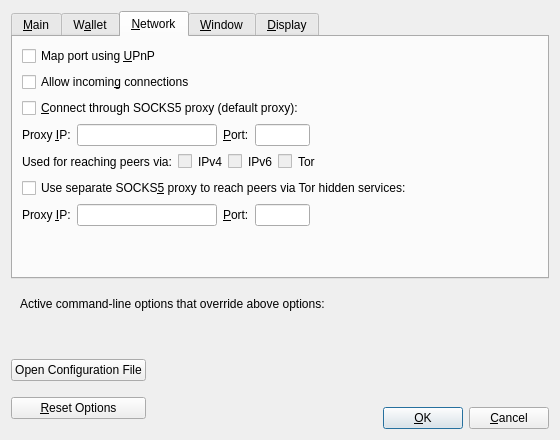
xCryptoCash/veles, file src/qt/forms/optionsdialog.ui: the form before one commit.
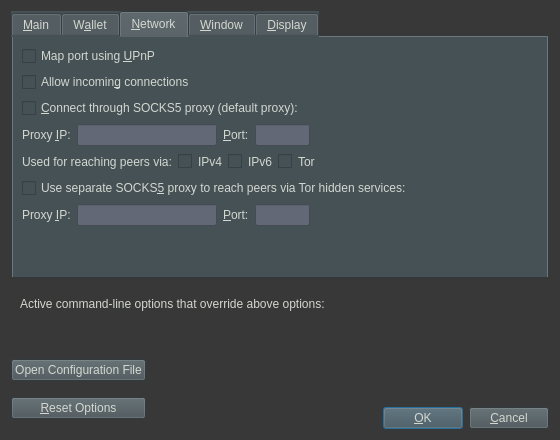
The form after the commit. The open tabs and pages were chosen to show the change. Custom widgets are drawn as their Qt base class.

What changed in the file:
```diff
--- a/src/qt/forms/optionsdialog.ui
+++ b/src/qt/forms/optionsdialog.ui
@@ -13,12 +13,22 @@
   <property name="windowTitle">
    <string>Options</string>
   </property>
+  <property name="styleSheet">
+   <string notr="true">background-color:rgb(56, 56, 56);;
+color:rgb(211, 215, 207);
+font: 75 12pt &quot;Uroob&quot;;</string>
+  </property>
   <property name="modal">
    <bool>true</bool>
   </property>
   <layout class="QVBoxLayout" name="verticalLayout">
    <item>
     <widget class="QTabWidget" name="tabWidget">
+     <property name="styleSheet">
+      <string notr="true">background-color:rgb(70, 81, 86);
+color:rgb(211, 215, 207);
+font: 75 12pt &quot;Uroob&quot;;</string>
+     </property>
      <property name="currentIndex">
       <number>0</number>
      </property>
@@ -323,6 +333,11 @@
            <property name="toolTip">
             <string>IP address of the proxy (e.g. IPv4: 127.0.0.1 / IPv6: ::1)</string>
            </property>
+           <property name="styleSheet">
+            <string notr="true">background-color:rgb(98, 104, 118);
+color:rgb(211, 215, 207);
+font: 75 12pt &quot;Uroob&quot;;</string>
+           </property>
           </widget>
          </item>
          <item>
@@ -355,6 +370,11 @@
            <property name="toolTip">
             <string>Port of the proxy (e.g. 9050)</string>
            </property>
+           <property name="styleSheet">
+            <string notr="true">background-color:rgb(98, 104, 118);
+color:rgb(211, 215, 207);
+font: 75 12pt &quot;Uroob&quot;;</string>
+           </property>
           </widget>
          </item>
          <item>
@@ -392,6 +412,9 @@
            <property name="toolTip">
             <string>Shows if the supplied default SOCKS5 proxy is used to reach peers via this network type.</string>
            </property>
+           <property name="styleSheet">
+            <string notr="true"/>
+           </property>
            <property name="text">
             <string/>
            </property>
@@ -415,6 +438,9 @@
            <property name="toolTip">
             <string>Shows if the supplied default SOCKS5 proxy is used to reach peers via this network type.</string>
            </property>
+           <property name="styleSheet">
+            <string notr="true"/>
+           </property>
            <property name="text">
             <string/>
            </property>
@@ -438,6 +464,9 @@
            <property name="toolTip">
             <string>Shows if the supplied default SOCKS5 proxy is used to reach peers via this network type.</string>
            </property>
+           <property name="styleSheet">
+            <string notr="true"/>
+           </property>
            <property name="text">
             <string/>
            </property>
@@ -510,6 +539,11 @@
            <property name="toolTip">
             <string>IP address of the proxy (e.g. IPv4: 127.0.0.1 / IPv6: ::1)</string>
            </property>
+           <property name="styleSheet">
+            <string notr="true">background-color:rgb(98, 104, 118);
+color:rgb(211, 215, 207);
+font: 75 12pt &quot;Uroob&quot;;</string>
+           </property>
           </widget>
          </item>
          <item>
@@ -542,6 +576,11 @@
            <property name="toolTip">
             <string>Port of the proxy (e.g. 9050)</string>
            </property>
+           <property name="styleSheet">
+            <string notr="true">background-color:rgb(98, 104, 118);
+color:rgb(211, 215, 207);
+font: 75 12pt &quot;Uroob&quot;;</string>
+           </property>
           </widget>
          </item>
          <item>
@@ -773,6 +812,11 @@
          <property name="toolTip">
           <string>Open the %1 configuration file from the working directory.</string>
          </property>
+         <property name="styleSheet">
+          <string notr="true">background-color:rgb(70, 81, 86);
+color:rgb(211, 215, 207);
+font: 75 12pt &quot;Uroob&quot;;</string>
+         </property>
          <property name="text">
           <string>Open Configuration File</string>
          </property>
@@ -786,6 +830,11 @@
          <property name="toolTip">
           <string>Reset all client options to default.</string>
          </property>
+         <property name="styleSheet">
+          <string notr="true">background-color:rgb(70, 81, 86);
+color:rgb(211, 215, 207);
+font: 75 12pt &quot;Uroob&quot;;</string>
+         </property>
          <property name="text">
           <string>&amp;Reset Options</string>
          </property>
@@ -819,8 +868,11 @@
        </property>
        <property name="font">
         <font>
-         <weight>75</weight>
-         <bold>true</bold>
+         <family>Uroob</family>
+         <pointsize>12</pointsize>
+         <weight>9</weight>
+         <italic>false</italic>
+         <bold>false</bold>
         </font>
        </property>
        <property name="text">
@@ -866,6 +918,11 @@
         <layout class="QHBoxLayout" name="horizontalLayout">
          <item>
           <widget class="QPushButton" name="okButton">
+           <property name="styleSheet">
+            <string notr="true">background-color:rgb(70, 81, 86);
+color:rgb(211, 215, 207);
+font: 75 12pt &quot;Uroob&quot;;</string>
+           </property>
            <property name="text">
             <string>&amp;OK</string>
            </property>
@@ -879,6 +936,11 @@
          </item>
          <item>
           <widget class="QPushButton" name="cancelButton">
+           <property name="styleSheet">
+            <string notr="true">background-color:rgb(70, 81, 86);
+color:rgb(211, 215, 207);
+font: 75 12pt &quot;Uroob&quot;;</string>
+           </property>
            <property name="text">
             <string>&amp;Cancel</string>
            </property>
```
Left out of the diff: 25 changed lines with no effect on the pictures. Lines whose indentation alone changed are shown as unchanged.
